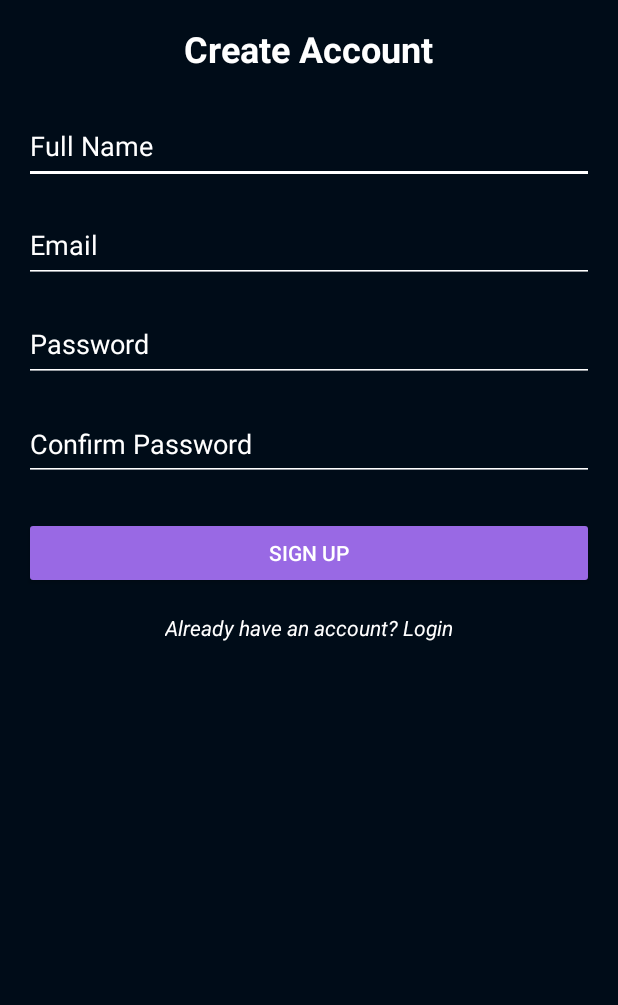
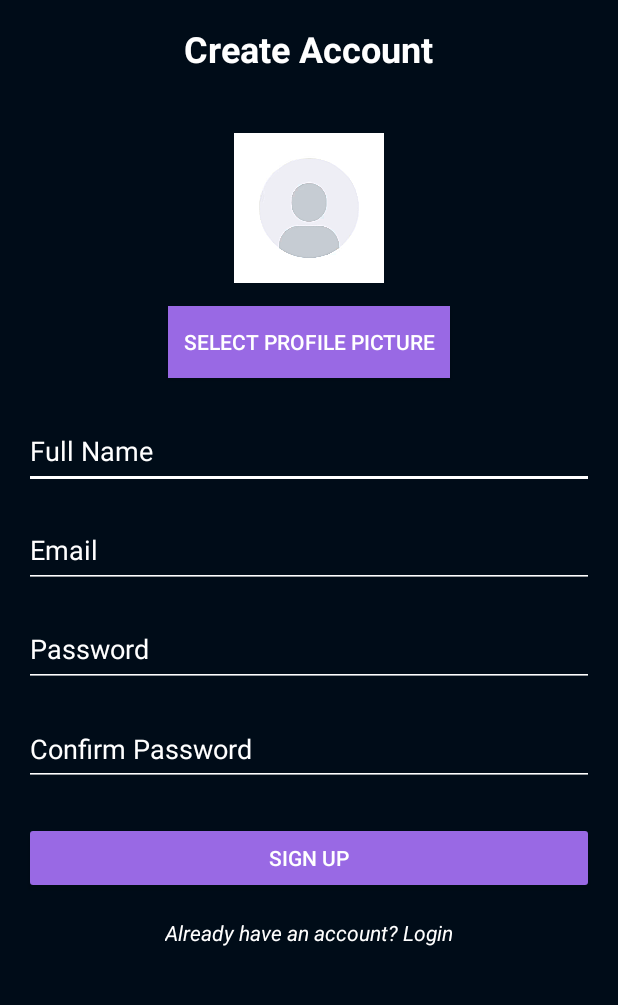
Before and after one commit to Arnold-18-CS/Campus-Connect, an Android app built with Jetpack Compose: the SignUpActivity screen opened directly, with no data from a screen before it, on a phone screen of 412 x 824 dp, the part 212-1217 px from its top. Run offline under Robolectric (Android 15) with nearby library versions, the phone set to English and light mode, and no system bars; our stand-ins replace Firebase (no records; nobody signed in at launch, a user with empty details on screens opened directly); Roboto replaces fonts that are not available here.

Commit message:
Feat: Allowing user to upload their profile image

```diff
--- a/app/src/main/AndroidManifest.xml
+++ b/app/src/main/AndroidManifest.xml
@@ -1,6 +1,9 @@
 <?xml version="1.0" encoding="utf-8"?>
 <manifest xmlns:android="http://schemas.android.com/apk/res/android"
     xmlns:tools="http://schemas.android.com/tools">
+
+    <uses-permission android:name="android.permission.READ_MEDIA_IMAGES"
+        tools:ignore="SelectedPhotoAccess" />
 
     <application
         android:allowBackup="true"
--- a/app/src/main/java/com/example/campusconnect/UserModel.kt
+++ b/app/src/main/java/com/example/campusconnect/UserModel.kt
@@ -1,3 +1,3 @@
 package com.example.campusconnect
 
-data class User(val name: String, val email: String)
+data class User(val name: String, val email: String, val profileImageUri: String)
--- a/app/src/main/res/layout/activity_sign_up.xml
+++ b/app/src/main/res/layout/activity_sign_up.xml
@@ -2,6 +2,7 @@
 
 <ScrollView
     xmlns:android="http://schemas.android.com/apk/res/android"
+    xmlns:app="http://schemas.android.com/apk/res-auto"
     android:layout_width="match_parent"
     android:layout_height="match_parent"
     android:background="@color/theme_background"
@@ -28,11 +29,32 @@ android:padding="16dp">
             android:layout_width="wrap_content"
             android:layout_height="wrap_content"
             android:layout_marginTop="16dp"
+            android:layout_marginBottom="16dp"
             android:fontFamily="@font/ar_one_sans"
             android:text="@string/create_account"
             android:textColor="@color/white"
             android:textSize="24sp"
             android:textStyle="bold" />
+
+        <!-- Profile Image (ImageView instead of ImageButton) -->
+        <ImageView
+            android:id="@+id/profileImageView"
+            android:layout_width="100dp"
+            android:layout_height="100dp"
+            android:layout_marginTop="24dp"
+            android:layout_gravity="center"
+            android:contentDescription="@string/profile_image"
+            android:src="@drawable/avatar"/>
+
+        <!-- Select Profile Picture Button -->
+        <Button
+            android:id="@+id/button"
+            android:layout_width="wrap_content"
+            android:layout_height="wrap_content"
+            android:layout_marginTop="15dp"
+            android:background="@color/theme_purple"
+            android:padding="10dp"
+            android:text="@string/select_profile_picture" />
 
         <!-- Name Field -->
         <EditText
@@ -73,6 +95,7 @@ android:padding="16dp">
             android:textColor="@color/white"
             android:textColorHint="@color/white" />
 
+        <!-- Confirm Password Field -->
         <EditText
             android:id="@+id/signupConfirmPasswordEditText"
             android:layout_width="match_parent"
--- a/app/src/main/res/values/strings.xml
+++ b/app/src/main/res/values/strings.xml
@@ -15,4 +15,6 @@
     <string name="login">Login</string>
     <string name="forgot_password">Forgot Password?</string>
     <string name="don_t_have_an_account_sign_up">Don’t have an account? Sign Up</string>
+    <string name="profile_image">profile image</string>
+    <string name="select_profile_picture">Select Profile Picture</string>
 </resources>
```
Also changed, not shown: app/src/main/java/com/example/campusconnect/ui/SignUpActivity.kt (+63 -23 lines), app/src/main/res/drawable-hdpi/avatar.png (added). Lines whose indentation alone changed are shown as unchanged.
